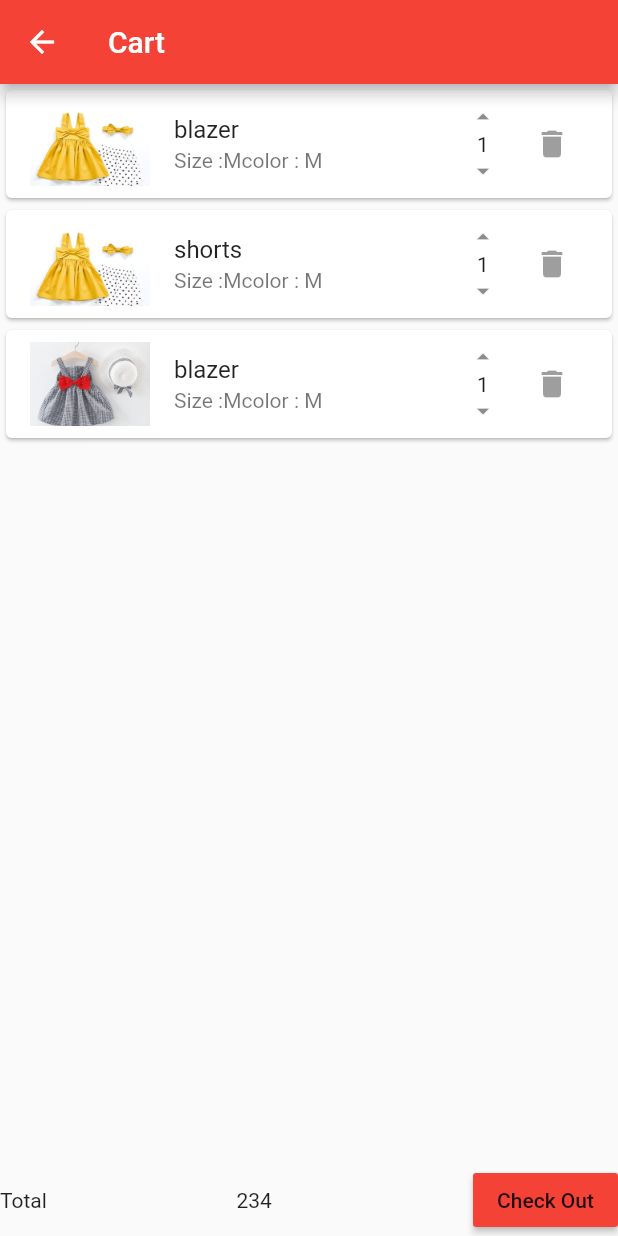
After one commit to rohitmadhus/wonderbe, a Flutter app: the screen it shows after launch, scrolled down 576 dp, after a tap on the "shopping cart" icon, on a phone screen of 412 x 824 dp. The commit adds this screen. Run offline on Flutter 3.47's test engine with Material 2 defaults, Android fonts, the phone set to English and light mode, and no system bars; our stand-ins replace carousel_pro.

Commit message:
cart screen updated

```diff
--- /dev/null
+++ b/lib/screens/cart.dart
@@ -0,0 +1,34 @@
+import 'package:Wonderbe/styles/colorscheme.dart';
+import 'package:Wonderbe/widgets/productInCart.dart';
+import 'package:flutter/material.dart';
+
+class CartScreen extends StatefulWidget {
+  @override
+  _CartScreenState createState() => _CartScreenState();
+}
+
+class _CartScreenState extends State<CartScreen> {
+  @override
+  Widget build(BuildContext context) {
+    return Scaffold(
+      appBar: AppBar(
+        backgroundColor: primary,
+        title: Text("Cart"),
+      ),
+      body: CartProductWidget(),
+      bottomNavigationBar: Container(
+        child: Row(
+          children: <Widget>[
+            Expanded(child: Text("Total")),
+            Expanded(child: Text("234")),
+            MaterialButton(
+              onPressed: () {},
+              color: primary,
+              child: Text("Check Out"),
+            )
+          ],
+        ),
+      ),
+    );
+  }
+}
--- a/lib/screens/home.dart
+++ b/lib/screens/home.dart
@@ -1,10 +1,11 @@
+import 'package:Wonderbe/helpers/pagenavigation.dart';
+import 'package:Wonderbe/screens/cart.dart';
 import 'package:Wonderbe/styles/colorscheme.dart';
 import 'package:Wonderbe/widgets/headingtext.dart';
-import 'package:Wonderbe/widgets/homescreencarouselwidget.dart';
-import 'package:Wonderbe/widgets/homescreengridviewwidget.dart';
+import 'package:Wonderbe/widgets/carouselInHome.dart';
+import 'package:Wonderbe/widgets/gridviewwidget.dart';
 import 'package:Wonderbe/widgets/horizonatllistview.dart';
 import 'package:flutter/material.dart';
-import 'package:carousel_pro/carousel_pro.dart';
 
 class HomeScreen extends StatefulWidget {
   @override
@@ -22,7 +23,9 @@ class _HomeScreenState extends State<HomeScreen> {
           actions: <Widget>[
             IconButton(
                 icon: Icon(Icons.shopping_cart, color: iconColor),
-                onPressed: null),
+                onPressed: () {
+                  changeScreen(context, CartScreen());
+                }),
             IconButton(
                 icon: Icon(Icons.notifications, color: iconColor),
                 onPressed: null)
@@ -70,7 +73,7 @@ class _HomeScreenState extends State<HomeScreen> {
               padding: const EdgeInsets.all(8),
               child: HeadingTextWidget(
                   text: "New Arrivals", color: Colors.black, size: 20)),
-          Container(height: 320, child: HomeScreenGridWidget())
+          Container(height: 320, child: GridWidget())
         ],
       ),
     );
--- /dev/null
+++ b/lib/widgets/gridviewwidget.dart
@@ -0,0 +1,88 @@
+import 'package:Wonderbe/widgets/productInGrid.dart';
+import 'package:flutter/material.dart';
+
+class GridWidget extends StatefulWidget {
+  @override
+  _GridWidgetState createState() => _GridWidgetState();
+}
+
+class _GridWidgetState extends State<GridWidget> {
+  var prodeuctList = [
+    {
+      "name": "blazer",
+      "image": "assets/images/c4.jpg",
+      "oldPrice": 200.00,
+      "price": 150.00
+    },
+    {
+      "name": "shorts",
+      "image": "assets/images/c4.jpg",
+      "oldPrice": 200.00,
+      "price": 150.00
+    },
+    {
+      "name": "blazer",
+      "image": "assets/images/c2.jpg",
+      "oldPrice": 200.00,
+      "price": 150.00
+    },
+    {
+      "name": "shorts",
+      "image": "assets/images/c1.jpeg",
+      "oldPrice": 200.00,
+      "price": 150.00
+    },
+    {
+      "name": "blazer",
+      "image": "assets/images/c4.jpg",
+      "oldPrice": 200.00,
+      "price": 150.00
+    },
+    {
+      "name": "shorts",
+      "image": "assets/images/c4.jpg",
+      "oldPrice": 200.00,
+      "price": 150.00
+    },
+    {
+      "name": "blazer",
+      "image": "assets/images/c4.jpg",
+      "oldPrice": 200.00,
+      "price": 150.00
+    },
+    {
+      "name": "shorts",
+      "image": "assets/images/c4.jpg",
+      "oldPrice": 200.00,
+      "price": 150.00
+    },
+    {
+      "name": "blazer",
+      "image": "assets/images/c4.jpg",
+      "oldPrice": 200.00,
+      "price": 150.00
+    },
+    {
+      "name": "shorts",
+      "image": "assets/images/c4.jpg",
+      "oldPrice": 200.00,
+      "price": 150.00
+    }
+  ];
+  @override
+  Widget build(BuildContext context) {
+    return GridView.builder(
+        physics: ScrollPhysics(),
+        itemCount: prodeuctList.length,
+        gridDelegate:
+            SliverGridDelegateWithFixedCrossAxisCount(crossAxisCount: 2),
+        itemBuilder: (BuildContext context, int index) {
+          return ProductWidget(
+            productImage: prodeuctList[index]["image"],
+            productName: prodeuctList[index]["name"],
+            productOldPrice: prodeuctList[index]["oldPrice"],
+            productPrice: prodeuctList[index]["price"],
+          );
+        });
+  }
+}
--- /dev/null
+++ b/lib/widgets/productInCart.dart
@@ -0,0 +1,102 @@
+import 'package:flutter/material.dart';
+
+class CartProductWidget extends StatefulWidget {
+  @override
+  _CartProductWidgetState createState() => _CartProductWidgetState();
+}
+
+class _CartProductWidgetState extends State<CartProductWidget> {
+  var prodeuctList = [
+    {
+      "name": "blazer",
+      "image": "assets/images/c4.jpg",
+      "price": 150.00,
+      "Size": "M",
+      "color": "Red",
+      "quantity": 1
+    },
+    {
+      "name": "shorts",
+      "image": "assets/images/c4.jpg",
+      "Size": "M",
+      "color": "Red",
+      "quantity": 1,
+      "price": 150.00
+    },
+    {
+      "name": "blazer",
+      "image": "assets/images/c2.jpg",
+      "Size": "M",
+      "color": "Red",
+      "quantity": 1,
+      "price": 150.00
+    },
+    {
+      "name": "shorts",
+      "image": "assets/images/c1.jpeg",
+      "Size": "M",
+      "color": "Red",
+      "quantity": 1,
+      "price": 150.00
+    },
+    {
+      "name": "blazer",
+      "image": "assets/images/c4.jpg",
+      "Size": "M",
+      "color": "Red",
+      "quantity": 1,
+      "price": 150.00
+    },
+    {
+      "name": "shorts",
+      "image": "assets/images/c4.jpg",
+      "Size": "M",
+      "color": "Red",
+      "quantity": 1,
+      "price": 150.00
+    },
+  ];
+
+  @override
+  Widget build(BuildContext context) {
+    return ListView.builder(
+      itemCount: 3,
+      itemBuilder: (context, index) {
+        return Card(
+          child: ListTile(
+            leading: Image.asset(
+              prodeuctList[index]["image"],
+              width: 80,
+              height: 80,
+              fit: BoxFit.cover,
+            ),
+            title: new Text(prodeuctList[index]["name"]),
+            subtitle: Row(children: [
+              Text("Size :"),
+              Text(prodeuctList[index]["Size"]),
+              Text("color : "),
+              Text(prodeuctList[index]["Size"])
+            ]),
+            trailing: Container(
+              width: 80,
+              child: Row(
+                mainAxisAlignment: MainAxisAlignment.spaceBetween,
+                children: [
+                  Column(
+                    mainAxisAlignment: MainAxisAlignment.center,
+                    children: [
+                      Icon(Icons.arrow_drop_up, size: 20),
+                      Text("${prodeuctList[index]["quantity"]}"),
+                      Icon(Icons.arrow_drop_down, size: 20),
+                    ],
+                  ),
+                  IconButton(icon: Icon(Icons.delete), onPressed: null),
+                ],
+              ),
+            ),
+          ),
+        );
+      },
+    );
+  }
+}
--- a/lib/widgets/product.dart
+++ b/lib/widgets/productInGrid.dart
@@ -19,7 +19,7 @@ class ProductWidget extends StatelessWidget {
   Widget build(BuildContext context) {
     return Card(
       child: Hero(
-          tag: productName,
+          tag: new Text("hero"),
           child: Material(
             child: InkWell(
                 onTap: () {
```
Also changed, not shown: lib/screens/productDetail.dart (+29 -3 lines), lib/widgets/homescreengridviewwidget.dart (deleted, +0 -40 lines), lib/widgets/carouselInHome.dart (renamed from lib/widgets/homescreencarouselwidget.dart).
